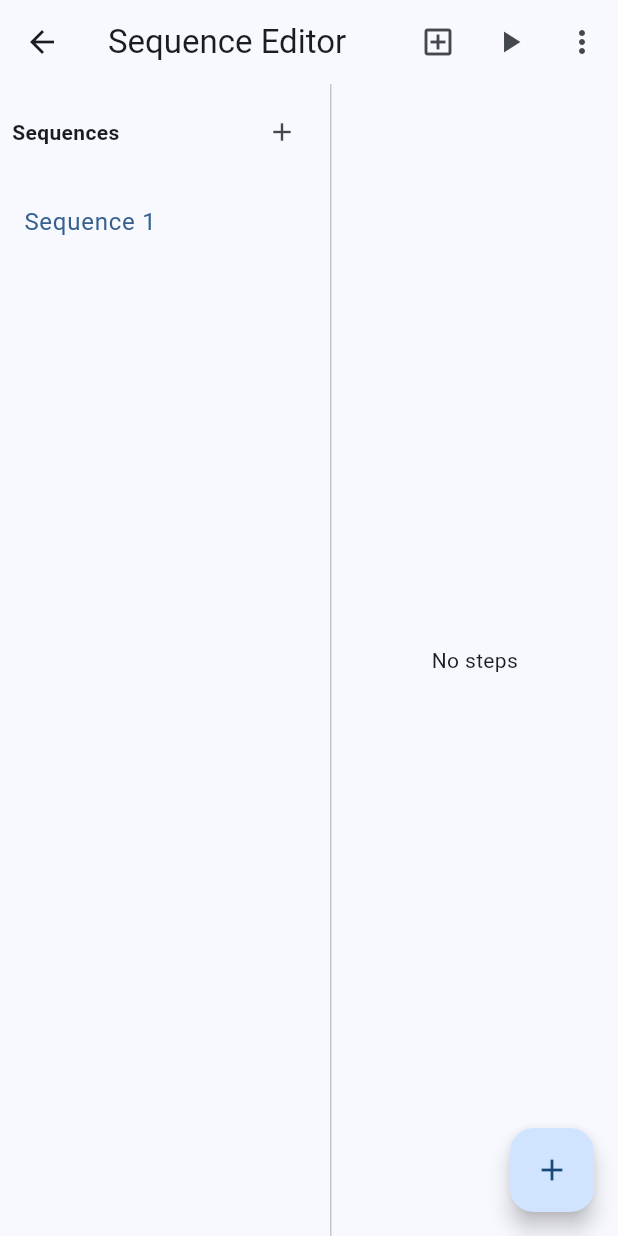
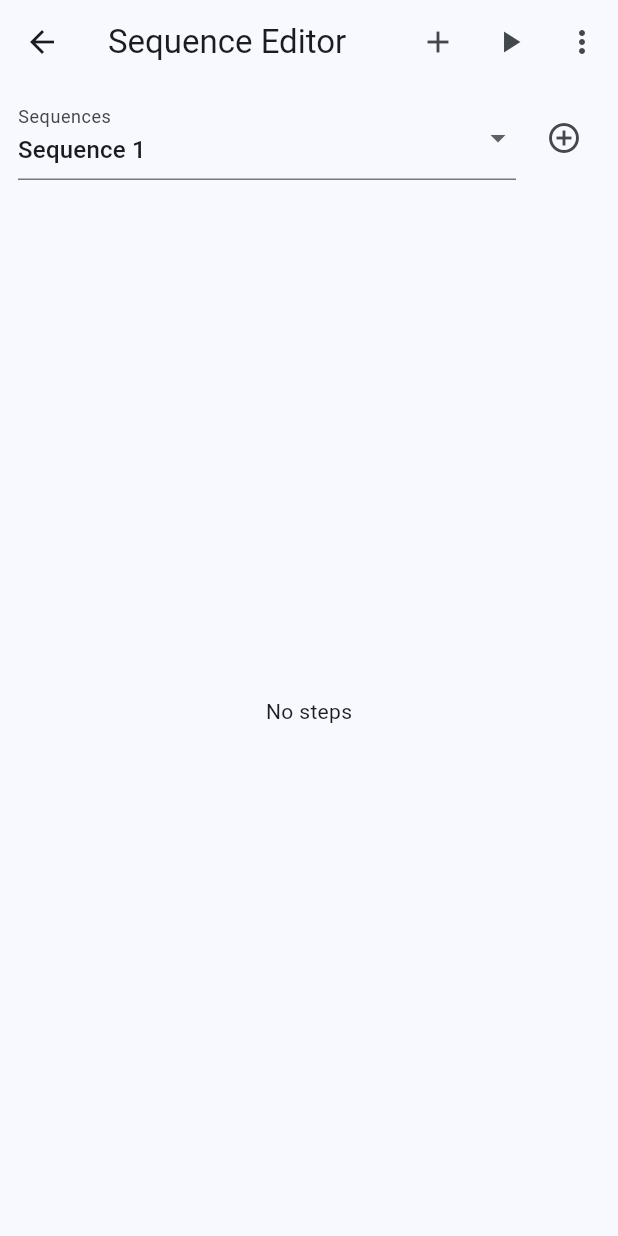
Before and after one commit to tonylu00/DALI-Toolkit, a Flutter app: the SequenceEditorPage screen opened by its route, on a phone screen of 412 x 824 dp. Run offline on Flutter 3.47's test engine with Material 3 defaults, Android fonts, the phone set to English and light mode, and no system bars; our stand-ins replace easy_localization, firebase_analytics, firebase_core, fluttertoast, shared_preferences, web; missing offline and left inert: dart:js_interop, serial, universal_ble; accounts and stored records are empty.

Commit message:
fix: vertical display

```diff
--- a/lib/pages/sequence_editor_page.dart
+++ b/lib/pages/sequence_editor_page.dart
@@ -169,14 +169,15 @@ class _SequenceEditorPageState extends State<SequenceEditorPage> {
       return const Center(child: CircularProgressIndicator());
     }
     final seq = current!;
+    final media = MediaQuery.of(context);
+    final isNarrow = media.size.width < 600; // 自适应阈值
     return Scaffold(
       appBar: AppBar(
         title: Text('sequence.editor.title'.tr()),
         actions: [
+          // 顶部按钮改为添加步骤
           IconButton(
-              onPressed: _createSequence,
-              tooltip: 'sequence.sequence.new'.tr(),
-              icon: const Icon(Icons.add_box_outlined)),
+              onPressed: _addStep, tooltip: 'sequence.add_step'.tr(), icon: const Icon(Icons.add)),
           if (runner?.isRunning == true)
             IconButton(
                 onPressed: _stop, tooltip: 'sequence.stop'.tr(), icon: const Icon(Icons.stop))
@@ -198,7 +199,13 @@ class _SequenceEditorPageState extends State<SequenceEditorPage> {
           )
         ],
       ),
-      body: Row(
+      body: isNarrow ? _buildNarrowBody(seq) : _buildWideBody(seq),
+      // 原浮动添加步骤按钮移除，顶部已替换为添加步骤
+    );
+  }
+
+  Widget _buildWideBody(CommandSequence seq) {
+    return Row(
       children: [
         SizedBox(
           width: 220,
@@ -215,8 +222,54 @@ class _SequenceEditorPageState extends State<SequenceEditorPage> {
                   ],
                 ),
               ),
+              Expanded(child: _sequenceList(seq))
+            ],
+          ),
+        ),
+        const VerticalDivider(width: 1),
+        Expanded(child: _stepsList(seq)),
+      ],
+    );
+  }
+
+  Widget _buildNarrowBody(CommandSequence seq) {
+    return Column(
+      children: [
+        // 顶部使用下拉选择序列 + 新建按钮
+        Padding(
+          padding: const EdgeInsets.fromLTRB(12, 8, 12, 4),
+          child: Row(
+            children: [
               Expanded(
-                  child: ListView.builder(
+                child: DropdownButtonFormField<String>(
+                  value: seq.id,
+                  isExpanded: true,
+                  decoration: InputDecoration(labelText: 'sequence.sequences'.tr()),
+                  items: repo.sequences
+                      .map((s) => DropdownMenuItem(value: s.id, child: Text(s.name)))
+                      .toList(),
+                  onChanged: (v) {
+                    final target = repo.sequences.firstWhere((e) => e.id == v);
+                    _selectSequence(target);
+                  },
+                ),
+              ),
+              const SizedBox(width: 8),
+              IconButton(
+                  tooltip: 'sequence.sequence.new'.tr(),
+                  onPressed: _createSequence,
+                  icon: const Icon(Icons.add_circle_outline))
+            ],
+          ),
+        ),
+        // 步骤列表
+        Expanded(child: _stepsList(seq)),
+      ],
+    );
+  }
+
+  Widget _sequenceList(CommandSequence seq) {
+    return ListView.builder(
       itemCount: repo.sequences.length,
       itemBuilder: (c, i) {
         final s = repo.sequences[i];
@@ -227,25 +280,19 @@ class _SequenceEditorPageState extends State<SequenceEditorPage> {
           onTap: () => _selectSequence(s),
           trailing: selected && runner?.isRunning == true
               ? const SizedBox(
-                                width: 14,
-                                height: 14,
-                                child: CircularProgressIndicator(strokeWidth: 2))
+                  width: 14, height: 14, child: CircularProgressIndicator(strokeWidth: 2))
               : null,
         );
       },
-                  ),
-                )
-              ],
-            ),
-          ),
-          const VerticalDivider(width: 1),
-          Expanded(
-            child: Column(
-              children: [
-                Expanded(
-                  child: seq.steps.isEmpty
-                      ? Center(child: Text('sequence.no_steps'.tr()))
-                      : ReorderableListView.builder(
+    );
+  }
+
+  Widget _stepsList(CommandSequence seq) {
+    if (seq.steps.isEmpty) {
+      return Center(child: Text('sequence.no_steps'.tr()));
+    }
+    return ReorderableListView.builder(
+      padding: const EdgeInsets.only(bottom: 32),
       itemCount: seq.steps.length,
       onReorder: (oldIndex, newIndex) async {
         setState(() {
@@ -259,40 +306,35 @@ class _SequenceEditorPageState extends State<SequenceEditorPage> {
       itemBuilder: (context, index) {
         final s = seq.steps[index];
         final meta = _paramsSummary(s);
-                            final running =
-                                runner?.isRunning == true && runner?.currentIndex == index;
+        final running = runner?.isRunning == true && runner?.currentIndex == index;
         return Container(
             key: ValueKey(s.id),
             decoration: BoxDecoration(
               border: Border(
-                                    bottom: BorderSide(
-                                        color: Theme.of(context).dividerColor.withOpacity(0.3),
-                                        width: 0.5),
+                bottom:
+                    BorderSide(color: Theme.of(context).dividerColor.withOpacity(0.3), width: 0.5),
               ),
             ),
             child: ListTile(
+              dense: MediaQuery.of(context).size.width < 600,
               leading: running
                   ? const SizedBox(
-                                          width: 24,
-                                          height: 24,
-                                          child: CircularProgressIndicator(strokeWidth: 2))
+                      width: 24, height: 24, child: CircularProgressIndicator(strokeWidth: 2))
                   : Text('${index + 1}'),
-                                  title: Text(s.type.label()),
+              title: Text(s.type.label(), maxLines: 1, overflow: TextOverflow.ellipsis),
               subtitle: Text(meta,
                   style: TextStyle(
-                                          color: Theme.of(context)
-                                              .textTheme
-                                              .bodySmall
-                                              ?.color
-                                              ?.withOpacity(0.6),
+                      color: Theme.of(context).textTheme.bodySmall?.color?.withOpacity(0.6),
                       fontSize: 12)),
-                                  trailing: Row(
-                                    mainAxisSize: MainAxisSize.min,
+              trailing: Wrap(
+                spacing: 4,
                 children: [
                   IconButton(
+                      visualDensity: VisualDensity.compact,
                       onPressed: () => _editStep(index),
                       icon: const Icon(Icons.edit, size: 18)),
                   IconButton(
+                      visualDensity: VisualDensity.compact,
                       onPressed: () => _deleteStep(index),
                       icon: const Icon(Icons.delete, size: 18)),
                   const Icon(Icons.drag_handle),
@@ -300,18 +342,6 @@ class _SequenceEditorPageState extends State<SequenceEditorPage> {
               ),
             ));
       },
-                        ),
-                ),
-              ],
-            ),
-          ),
-        ],
-      ),
-      floatingActionButton: FloatingActionButton(
-        onPressed: _addStep,
-        tooltip: 'sequence.add_step'.tr(),
-        child: const Icon(Icons.add),
-      ),
     );
   }
 
```
Lines whose indentation alone changed are shown as unchanged.
